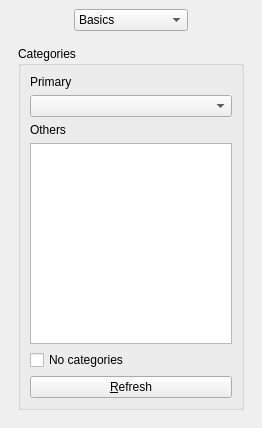
First picture: the form in SideWidget.ui, repository IndigoJo/qtm-1.x, before the edit.
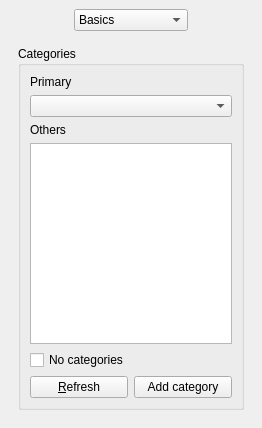
Second picture: the form after the edit.

Commit message:
New side-widget button "Add category"; standardised comments/TB names
SideWidget.ui - New button to add category; renamed allow comments/TB checkboxes
EditingWindowBase.ui - Moved a separator so that Close and Quit are together
AccountsForm.ui, AccountsDialog.cc,h, EditingWindow.cc,h - Made names of objects related to comments & TBs consistent, as in allowComments, chAllowComments, allowTB, chAllowTB

```diff
--- a/SideWidget.ui
+++ b/SideWidget.ui
@@ -207,7 +207,7 @@
           </widget>
          </item>
          <item row="0" column="1">
-          <widget class="QCheckBox" name="chComments">
+          <widget class="QCheckBox" name="chAllowComments">
            <property name="whatsThis">
             <string>Click here if comments are to be allowed</string>
            </property>
@@ -217,7 +217,7 @@
           </widget>
          </item>
          <item row="1" column="1">
-          <widget class="QCheckBox" name="chTB">
+          <widget class="QCheckBox" name="chAllowTB">
            <property name="whatsThis">
             <string>Trackbacks are links to other sites, or other people's blog entries, placed by other people.  If you want to allow this, tick this box. Note that if you configure your blog software to refuse trackbacks, or not publish trackback locations, ticking this box will have no effect.</string>
            </property>
@@ -263,22 +263,8 @@
          <property name="title">
           <string>Categories</string>
          </property>
-         <layout class="QVBoxLayout">
-          <property name="spacing">
-           <number>6</number>
-          </property>
-          <property name="margin">
-           <number>9</number>
-          </property>
-          <item>
-           <layout class="QVBoxLayout">
-            <property name="spacing">
-             <number>6</number>
-            </property>
-            <property name="margin">
-             <number>0</number>
-            </property>
-            <item>
+         <layout class="QGridLayout" name="gridLayout_2">
+          <item row="0" column="0">
              <widget class="QLabel" name="lMainCat">
               <property name="text">
                <string>Primary</string>
@@ -288,14 +274,14 @@
               </property>
              </widget>
             </item>
-            <item>
+          <item row="1" column="0" colspan="2">
              <widget class="QComboBox" name="cbMainCat">
               <property name="whatsThis">
                <string>The main category under which your entry is to be published.  If you are choosing only one category, choose it here.</string>
               </property>
              </widget>
             </item>
-            <item>
+          <item row="2" column="0">
              <widget class="QLabel" name="lOtherCats">
               <property name="text">
                <string>Others</string>
@@ -305,7 +291,7 @@
               </property>
              </widget>
             </item>
-            <item>
+          <item row="3" column="0" colspan="2">
              <widget class="QListWidget" name="lwOtherCats">
               <property name="whatsThis">
                <string>Secondary categories, if your blog system supports them.  To select more than one category, hold down Ctrl and click the main mouse button.</string>
@@ -315,7 +301,7 @@
               </property>
              </widget>
             </item>
-            <item>
+          <item row="4" column="0" colspan="2">
              <widget class="QCheckBox" name="chNoCats">
               <property name="toolTip">
                <string>Don't use any categories</string>
@@ -325,9 +311,7 @@
               </property>
              </widget>
             </item>
-           </layout>
-          </item>
-          <item>
+          <item row="5" column="0">
            <widget class="QPushButton" name="pbRefresh">
             <property name="whatsThis">
              <string>Fetches an updated category list from the blog server</string>
@@ -337,6 +321,13 @@
             </property>
            </widget>
           </item>
+          <item row="5" column="1">
+           <widget class="QPushButton" name="pbAddCategory">
+            <property name="text">
+             <string>Add category</string>
+            </property>
+           </widget>
+          </item>
          </layout>
         </widget>
        </item>
```
Left out of the diff: 5 changed lines with no effect on the pictures. Lines whose indentation alone changed are shown as unchanged. The commit also changes 6 other files.
